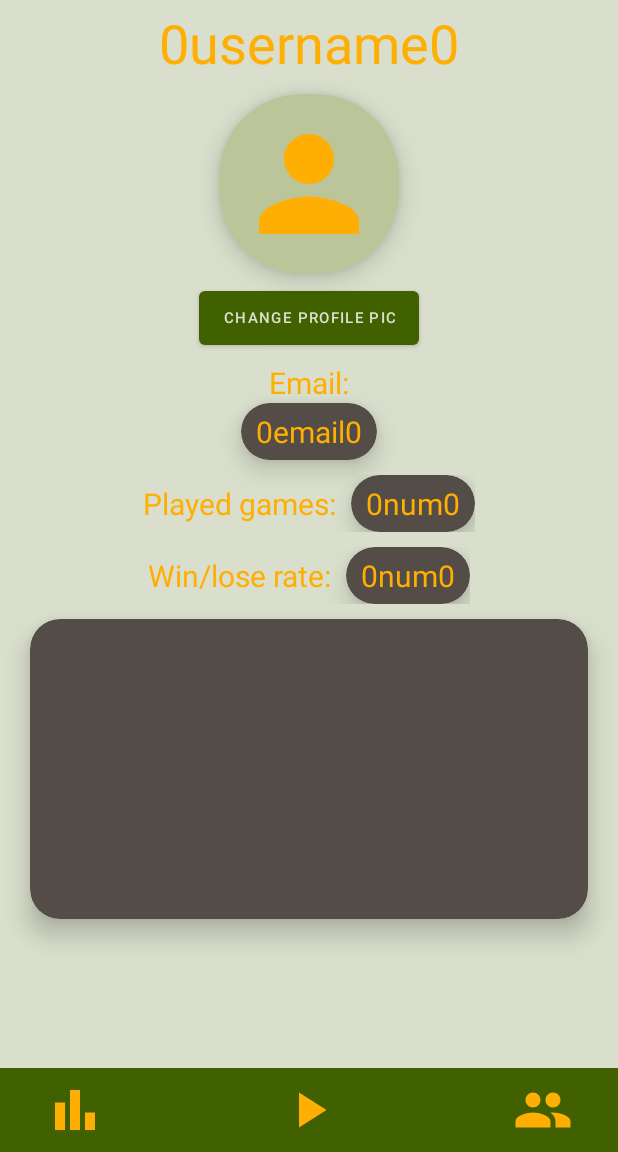
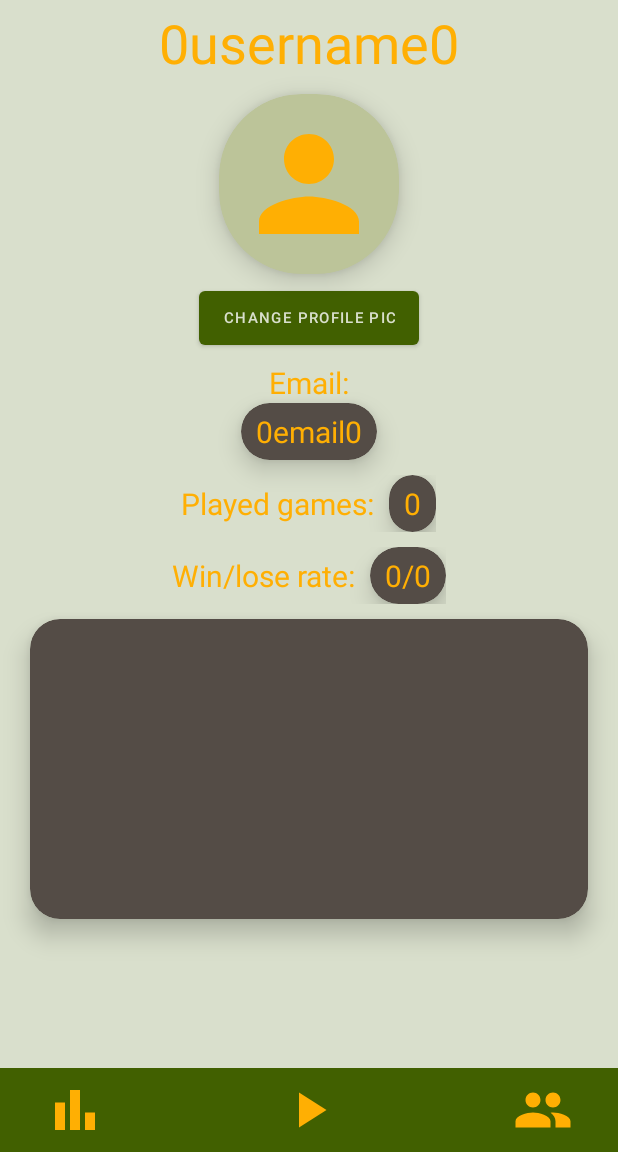
Before and after one commit to doka900/AndroidQuiz, an Android app: the ProfileActivity screen opened directly, with no data from a screen before it, on a phone screen of 412 x 824 dp, the part 84-1236 px from its top. Run offline under Robolectric (Android 15) with nearby library versions, the phone set to English and light mode, and no system bars; our stand-ins replace Firebase (no records; nobody signed in at launch, a user with empty details on screens opened directly); 1 statement that could not run was skipped.

Commit message:
Logged User Profile Info Read from Firebase

```diff
--- a/Frontend/AndroidQuiz/app/src/main/java/com/example/androidquiz/activities/ProfileActivity.java
+++ b/Frontend/AndroidQuiz/app/src/main/java/com/example/androidquiz/activities/ProfileActivity.java
@@ -1,14 +1,28 @@
 package com.example.androidquiz.activities;
 
+import androidx.annotation.NonNull;
 import androidx.appcompat.app.AppCompatActivity;
+import androidx.recyclerview.widget.RecyclerView;
 
 import android.content.Intent;
 import android.os.Bundle;
+import android.util.Log;
 import android.widget.ImageView;
+import android.widget.TextView;
+import android.widget.Toast;
 import android.widget.Toolbar;
 
 import com.example.androidquiz.MainActivity;
 import com.example.androidquiz.R;
+import com.example.androidquiz.model.User;
+import com.google.android.gms.tasks.OnCompleteListener;
+import com.google.android.gms.tasks.Task;
+import com.google.firebase.database.DataSnapshot;
+import com.google.firebase.database.DatabaseError;
+import com.google.firebase.database.DatabaseReference;
+import com.google.firebase.database.FirebaseDatabase;
+import com.google.firebase.database.ValueEventListener;
+import com.google.firebase.database.core.Tag;
 
 public class ProfileActivity extends AppCompatActivity {
 
@@ -17,6 +31,53 @@ public class ProfileActivity extends AppCompatActivity {
         super.onCreate(savedInstanceState);
         setContentView(R.layout.activity_profile);
 
+        final TextView username = findViewById(R.id.activity_profile_username);
+        final TextView email = findViewById(R.id.activity_profile_email);
+        final TextView games = findViewById(R.id.activity_profile_games);
+        final TextView score = findViewById(R.id.activity_profile_score);
+        final RecyclerView history = findViewById(R.id.activity_profile_history);
+
+        DatabaseReference databaseRef = FirebaseDatabase.getInstance().getReference();
+        DatabaseReference loggedInRef = databaseRef.child("loggedIn");
+
+
+
+
+        loggedInRef.addValueEventListener(new ValueEventListener() {
+            @Override
+            public void onDataChange(DataSnapshot dataSnapshot) {
+                String loggedIn = dataSnapshot.getValue(String.class);
+                if (loggedIn != null) {
+                    username.setText(loggedIn);
+                }
+            }
+
+            @Override
+            public void onCancelled(DatabaseError databaseError) {
+                // Handle error
+            }
+        });
+
+        DatabaseReference userInfo = databaseRef.child("users/email");
+
+        userInfo.addValueEventListener(new ValueEventListener() {
+            @Override
+            public void onDataChange(DataSnapshot dataSnapshot) {
+                User user = dataSnapshot.child(username.getText().toString()).getValue(User.class);
+                email.setText(user.getEmail());
+                games.setText("0");
+                score.setText("0/0");
+                }
+                                           @Override
+                                           public void onCancelled(@NonNull DatabaseError error) {
+
+                                           }
+                                       }
+
+        );
+
+
+
         androidx.appcompat.widget.Toolbar menubar = findViewById(R.id.menubar);
         setSupportActionBar(menubar);
         getSupportActionBar().setDisplayShowTitleEnabled(false);
@@ -24,6 +85,8 @@ public class ProfileActivity extends AppCompatActivity {
         androidx.appcompat.widget.Toolbar toolbar = findViewById(R.id.toolbar);
         setSupportActionBar(toolbar);
         getSupportActionBar().setDisplayShowTitleEnabled(false);
+
+
 
         ImageView play = findViewById(R.id.menubar_playButton);
         ImageView rangList = findViewById(R.id.menubar_ranglistButton);
--- a/Frontend/AndroidQuiz/app/src/main/java/com/example/androidquiz/model/User.java
+++ b/Frontend/AndroidQuiz/app/src/main/java/com/example/androidquiz/model/User.java
@@ -2,6 +2,8 @@ package com.example.androidquiz.model;
 
 public class User {
     String username, password, email;
+
+    public User(){}
 
     public User(String username, String password, String email) {
         this.username = username;
--- a/Frontend/AndroidQuiz/app/src/main/res/layout/activity_profile.xml
+++ b/Frontend/AndroidQuiz/app/src/main/res/layout/activity_profile.xml
@@ -20,6 +20,7 @@
         android:paddingTop="60dp">
 
         <TextView
+            android:id="@+id/activity_profile_username"
             android:layout_width="match_parent"
             android:layout_height="wrap_content"
             android:layout_gravity="center_horizontal"
@@ -81,13 +82,14 @@
             android:orientation="vertical">
 
             <TextView
+                android:id="@+id/activity_profile_email"
                 android:layout_width="wrap_content"
                 android:layout_height="wrap_content"
                 android:layout_gravity="center_horizontal"
+                android:layout_marginHorizontal="10dp"
+                android:layout_marginVertical="5dp"
                 android:layout_marginTop="5dp"
                 android:text="0email0"
-                android:layout_marginHorizontal="10dp"
-                android:layout_marginVertical="5dp"
                 android:textAlignment="center"
                 android:textColor="@color/golden"
                 android:textSize="20sp" />
@@ -122,13 +124,14 @@
                 android:orientation="vertical">
 
                 <TextView
+                    android:id="@+id/activity_profile_games"
                     android:layout_width="wrap_content"
                     android:layout_height="wrap_content"
                     android:layout_gravity="center_horizontal"
+                    android:layout_marginHorizontal="10dp"
+                    android:layout_marginVertical="5dp"
                     android:layout_marginTop="5dp"
                     android:text="0num0"
-                    android:layout_marginHorizontal="10dp"
-                    android:layout_marginVertical="5dp"
                     android:textAlignment="center"
                     android:textColor="@color/golden"
                     android:textSize="20sp" />
@@ -164,13 +167,14 @@
                 android:orientation="vertical">
 
                 <TextView
+                    android:id="@+id/activity_profile_score"
                     android:layout_width="wrap_content"
                     android:layout_height="wrap_content"
                     android:layout_gravity="center_horizontal"
+                    android:layout_marginHorizontal="10dp"
+                    android:layout_marginVertical="5dp"
                     android:layout_marginTop="5dp"
                     android:text="0num0"
-                    android:layout_marginHorizontal="10dp"
-                    android:layout_marginVertical="5dp"
                     android:textAlignment="center"
                     android:textColor="@color/golden"
                     android:textSize="20sp" />
@@ -191,9 +195,9 @@
             android:orientation="vertical">
 
             <androidx.recyclerview.widget.RecyclerView
+                android:id="@+id/activity_profile_history"
                 android:layout_width="match_parent"
-                android:layout_height="wrap_content"
-                />
+                android:layout_height="wrap_content" />
 
         </androidx.cardview.widget.CardView>
 
```
